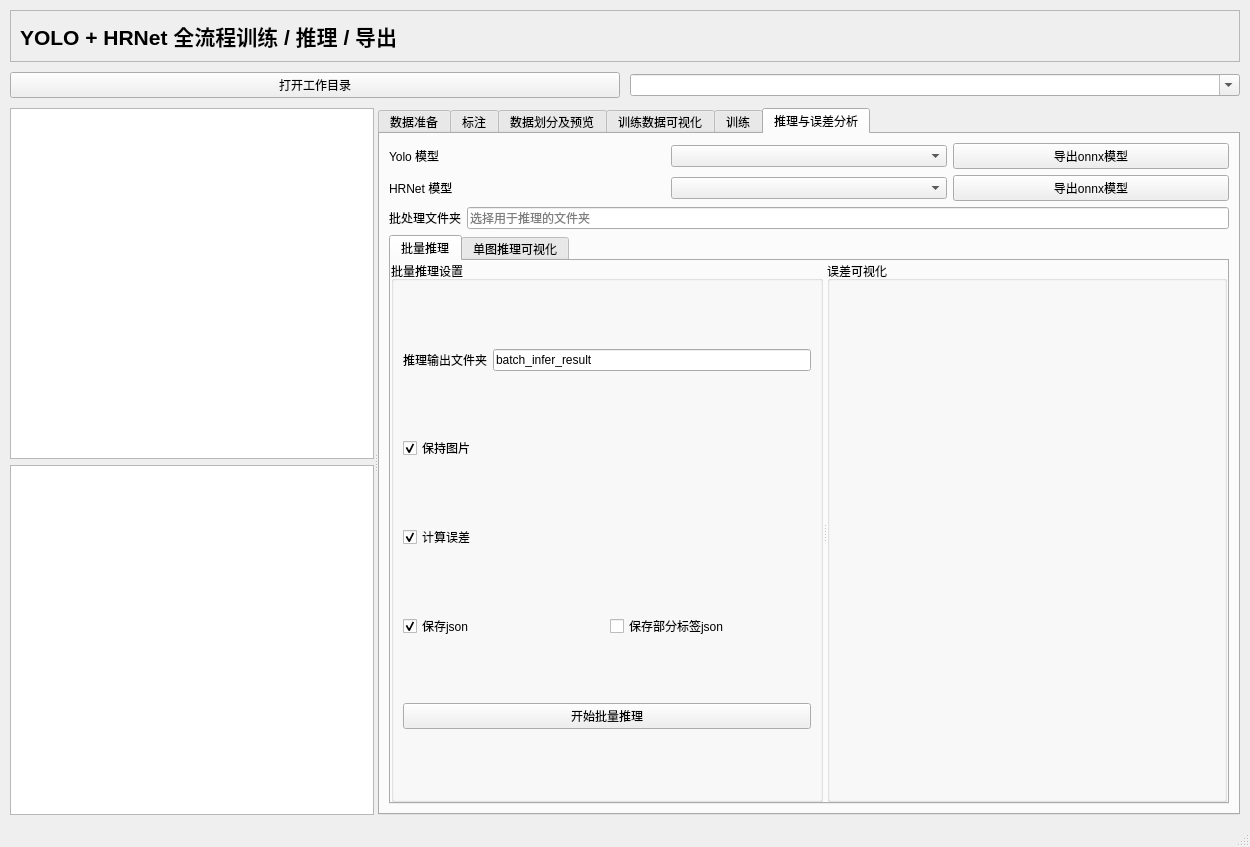
The window that VisualTrainFactory.ui (qiangzhang-ebots/VisualTrainFactory) describes before a commit, drawn with Qt 5.
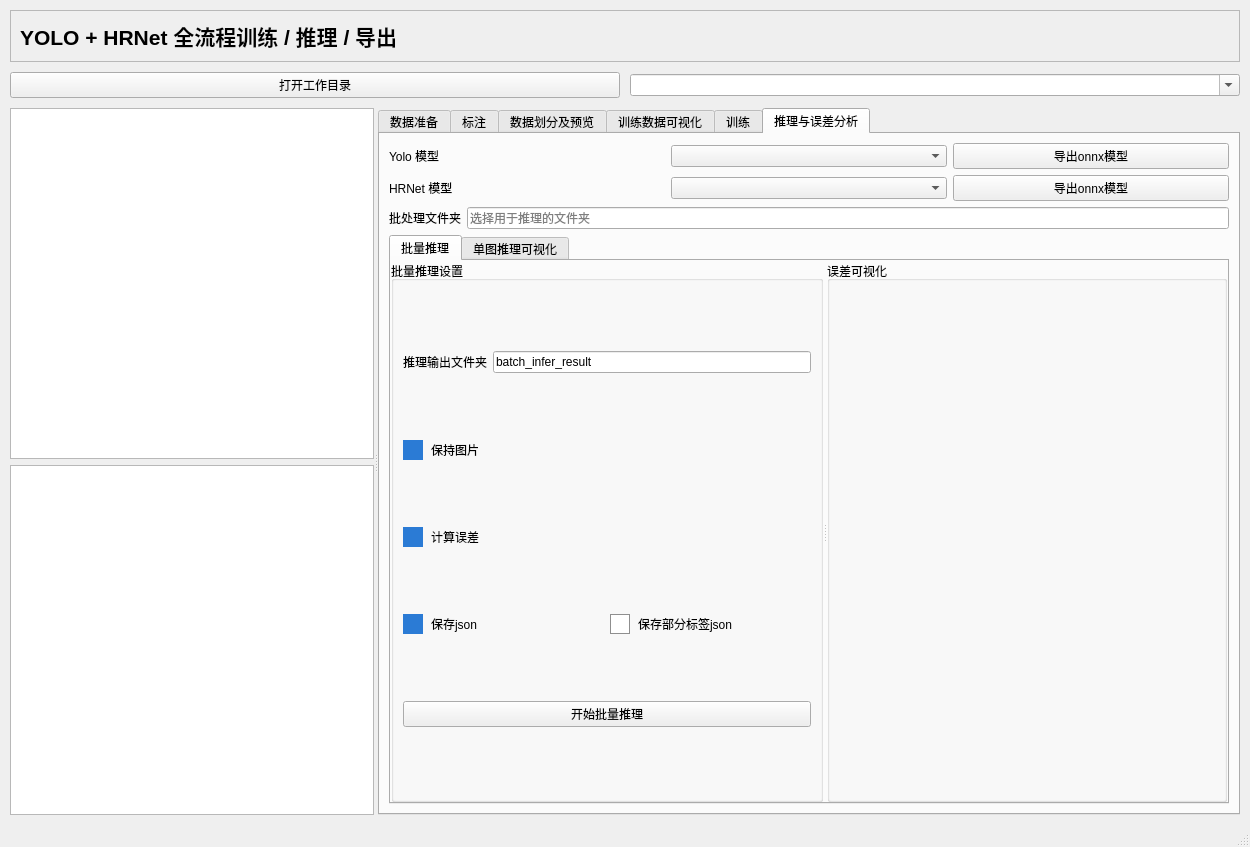
The same window after the commit.

```diff
--- a/VisualTrainFactory.ui
+++ b/VisualTrainFactory.ui
@@ -1011,6 +1011,12 @@
             <attribute name="title">
              <string>批量推理</string>
             </attribute>
+               <property name="styleSheet">
+                <string notr="true">QCheckBox::indicator { width: 18px; height: 18px; }
+    QCheckBox::indicator:unchecked { border: 1px solid #8f8f8f; background: #ffffff; }
+    QCheckBox::indicator:checked { border: 1px solid #2b7bd5; background: #2b7bd5; }
+    QCheckBox { spacing: 8px; }</string>
+               </property>
             <layout class="QVBoxLayout" name="verticalLayout_batchInferTab">
              <property name="spacing">
               <number>0</number>
```
Left out of the diff: 2 changed lines with no effect on the pictures.
